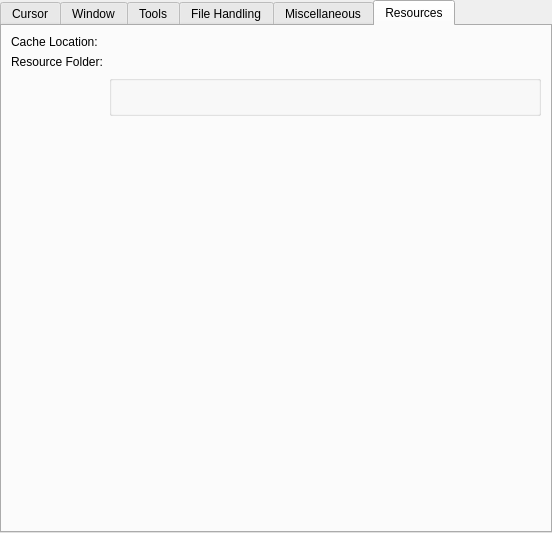
The window that libs/ui/forms/wdggeneralsettings.ui (KDE/krita) describes before a commit, drawn with Qt 5.
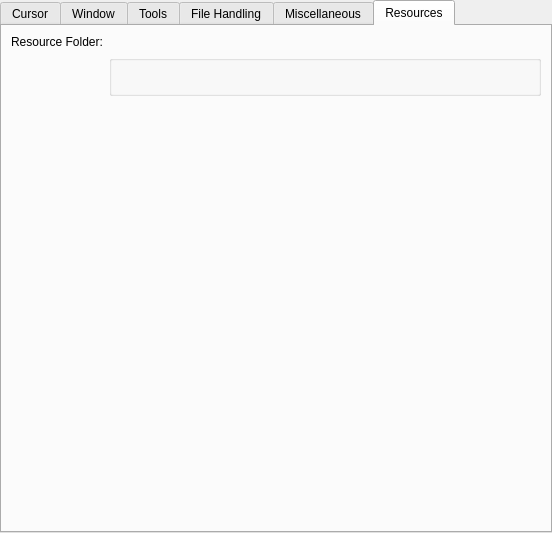
The same window after the commit. The open tabs and pages were chosen to show the change. Custom widgets are drawn as their Qt base class.

Commit message:
Fix issues with changing the resource location
BUG:447813
MR:1499
MR:1281

What changed in the file:
```diff
--- a/libs/ui/forms/wdggeneralsettings.ui
+++ b/libs/ui/forms/wdggeneralsettings.ui
@@ -1404,26 +1404,16 @@
       </attribute>
       <layout class="QFormLayout" name="formLayout_7">
        <item row="0" column="0">
-        <widget class="QLabel" name="label_14">
-         <property name="text">
-          <string>Cache Location:</string>
-         </property>
-        </widget>
-       </item>
-       <item row="0" column="1">
-        <widget class="KisFileNameRequester" name="m_urlCacheDbLocation" native="true"/>
-       </item>
-       <item row="1" column="0">
         <widget class="QLabel" name="label_15">
          <property name="text">
           <string>Resource Folder:</string>
          </property>
         </widget>
        </item>
-       <item row="1" column="1">
+       <item row="0" column="1">
         <widget class="KisFileNameRequester" name="m_urlResourceFolder" native="true"/>
        </item>
-       <item row="2" column="1">
+       <item row="1" column="1">
         <widget class="QGroupBox" name="grpWindowsAppData">
          <property name="title">
           <string/>
@@ -1461,7 +1451,7 @@
          </layout>
         </widget>
        </item>
-       <item row="3" column="0" colspan="2">
+       <item row="2" column="0" colspan="2">
         <spacer name="verticalSpacer_5">
          <property name="orientation">
           <enum>Qt::Vertical</enum>
```
The commit also changes 45 other files.
